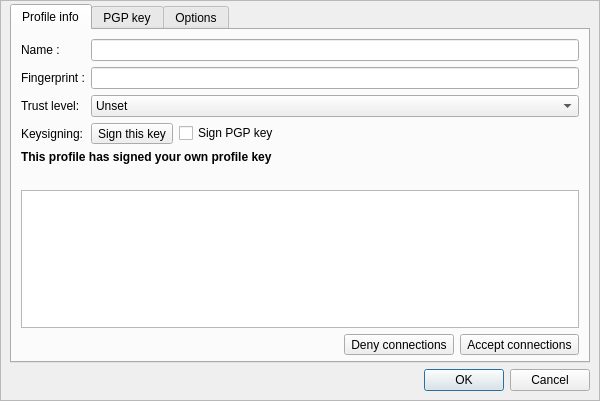
RetroShare/RetroShare, file retroshare-gui/src/gui/connect/PGPKeyDialog.ui: the form before one commit.
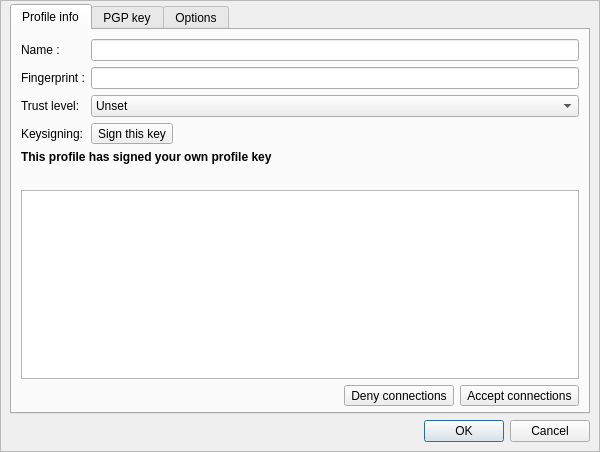
The form after the commit. Icons and pictures are not drawn. Custom widgets are drawn as their Qt base class.

Patch:
```diff
--- a/retroshare-gui/src/gui/connect/PGPKeyDialog.ui
+++ b/retroshare-gui/src/gui/connect/PGPKeyDialog.ui
@@ -7,7 +7,7 @@
     <x>0</x>
     <y>0</y>
     <width>600</width>
-    <height>401</height>
+    <height>452</height>
    </rect>
   </property>
   <property name="windowTitle">
@@ -205,16 +205,6 @@
                   </property>
                  </widget>
                 </item>
-                <item>
-                 <widget class="QCheckBox" name="signGPGKeyCheckBox">
-                  <property name="toolTip">
-                   <string>&lt;html&gt;&lt;head/&gt;&lt;body&gt;&lt;p&gt;&lt;span style=&quot; font-size:10pt;&quot;&gt;Signing a friend's key is a way to express your trust into this friend, to your other friends. It helps them to decide whether to allow connections from that key based on your own trust. Signing a key is absolutely optional and cannot be undone, so do it wisely.&lt;/span&gt;&lt;/p&gt;&lt;/body&gt;&lt;/html&gt;</string>
-                  </property>
-                  <property name="text">
-                   <string>Sign PGP key</string>
-                  </property>
-                 </widget>
-                </item>
                 <item>
                  <spacer name="horizontalSpacer_2">
                   <property name="orientation">
```
